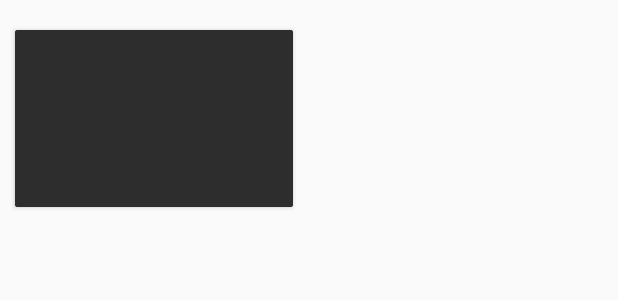
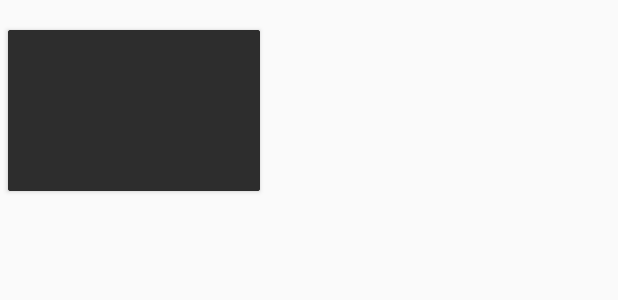
Before and after one commit to denisbobovnik/ShoppingPlus, an Android app: the layout cardview_slika_kartice.xml on its own in the app's theme, with its tools: preview values and no code run, on a phone screen of 412 x 824 dp. Shown: the top 300 px of the screen. Run offline under Robolectric (Android 15) with nearby library versions, the phone set to English and light mode, and no system bars.

Commit message:
manjši popravek v dimenzijah slik kartice (za telefon, ki bo snemal video)

```diff
--- a/app/src/main/res/layout/cardview_slika_kartice.xml
+++ b/app/src/main/res/layout/cardview_slika_kartice.xml
@@ -5,12 +5,12 @@
     android:id="@+id/cardview_id"
     android:layout_width="wrap_content"
     android:layout_height="wrap_content"
-    android:layout_marginLeft="10sp"
+    android:layout_marginStart="5sp"
     android:layout_marginTop="20sp">
 
     <LinearLayout
-        android:layout_width="185dp"
-        android:layout_height="118dp"
+        android:layout_width="168dp"
+        android:layout_height="107dp"
         android:background="#121111"
         android:orientation="vertical">
 
@@ -26,7 +26,8 @@
             android:layout_width="match_parent"
             android:layout_height="match_parent"
             android:background="#2d2d2d"
-            android:scaleType="centerCrop" />
+            android:scaleType="centerCrop"
+            android:contentDescription="@string/slika_kartice" />
 
     </LinearLayout>
 
--- a/app/src/main/res/values/strings.xml
+++ b/app/src/main/res/values/strings.xml
@@ -100,6 +100,7 @@
     <string name="gumbZemljevid">Trgovine</string>
     <string name="kartice">Kartice</string>
     <string name="map_key" translatable="false">AIzaSyB_qsP8AOP_P0MdlPz-48TDaJYjTP3vbjo</string>
+    <string name="slika_kartice">Slika kartice</string>
     <!--**************************:-->
     <string name="seznamArtiklov">Seznam artiklov </string>
     <string name="dodajArtikel">Dopolni seznam:</string>
```
